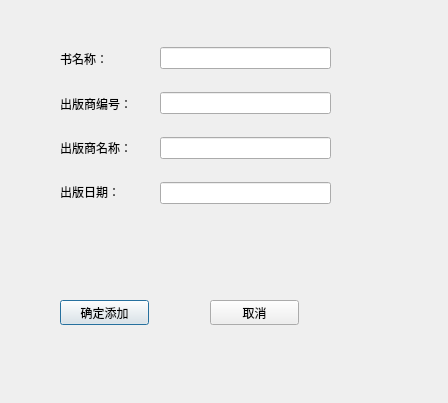
AtlanticYu/Library, file onebookdialog.ui: the form before one commit.
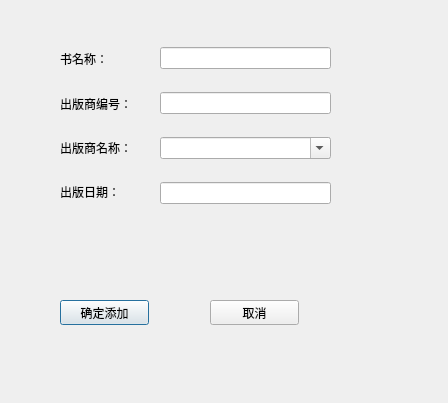
The form after the commit.

Commit message: ComboBox的添加

Diff of the .ui file:
```diff
--- a/onebookdialog.ui
+++ b/onebookdialog.ui
@@ -39,7 +39,7 @@
     <string>取消</string>
    </property>
   </widget>
-  <widget class="QWidget" name="">
+  <widget class="QWidget" name="layoutWidget">
    <property name="geometry">
     <rect>
      <x>160</x>
@@ -56,14 +56,18 @@
      <widget class="QLineEdit" name="EdtPressId"/>
     </item>
     <item>
-     <widget class="QLineEdit" name="EdtPressName"/>
+     <widget class="QComboBox" name="CbxAllPress">
+      <property name="editable">
+       <bool>true</bool>
+      </property>
+     </widget>
     </item>
     <item>
      <widget class="QLineEdit" name="EdtPressDate"/>
     </item>
    </layout>
   </widget>
-  <widget class="QWidget" name="">
+  <widget class="QWidget" name="layoutWidget">
    <property name="geometry">
     <rect>
      <x>50</x>
```
Left out of the diff: 9 changed lines with no effect on the pictures. The commit also changes 3 other files.
